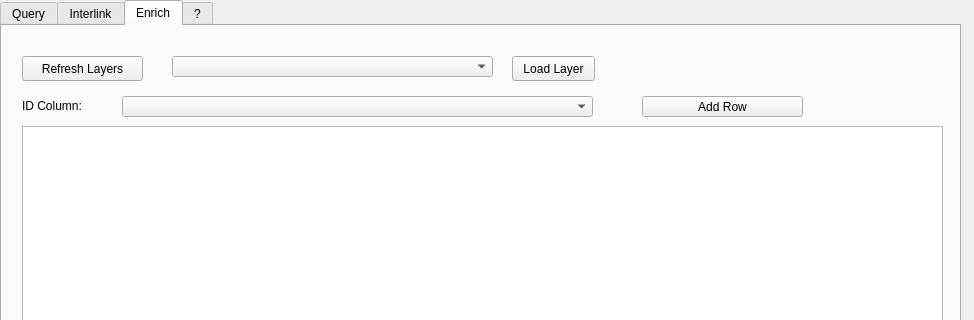
Qt form sparql_unicorn/sparql_unicorn_dialog_base.ui (sparqlunicorn/sparqlunicornGoesGIS) before a commit; both pictures show x 0 to 974 and y 0 to 320 of the 974 by 659 pixel window.
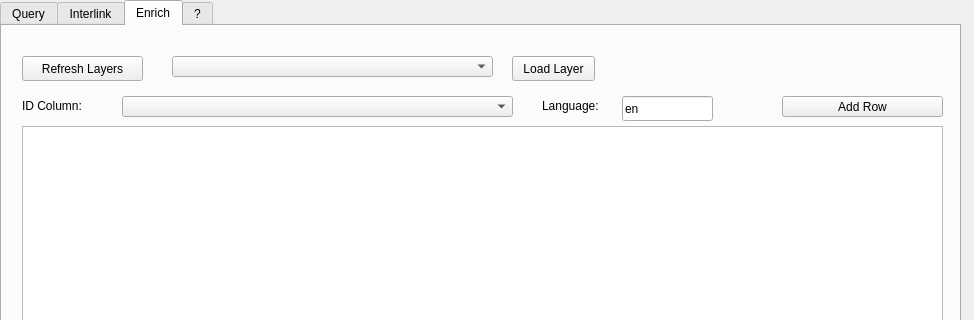
The same form after that commit. The open tabs and pages were chosen to show the change.

Commit message: Improvements to enrichment dialog

Diff of the .ui file:
```diff
--- a/sparql_unicorn/sparql_unicorn_dialog_base.ui
+++ b/sparql_unicorn/sparql_unicorn_dialog_base.ui
@@ -662,7 +662,7 @@
       <rect>
        <x>120</x>
        <y>70</y>
-       <width>471</width>
+       <width>391</width>
        <height>21</height>
       </rect>
      </property>
@@ -716,7 +716,7 @@
     <widget class="QPushButton" name="addEnrichedLayerRowButton">
      <property name="geometry">
       <rect>
-       <x>640</x>
+       <x>780</x>
        <y>70</y>
        <width>161</width>
        <height>21</height>
@@ -726,6 +726,32 @@
       <string>Add Row</string>
      </property>
     </widget>
+    <widget class="QLineEdit" name="languageEdit">
+     <property name="geometry">
+      <rect>
+       <x>620</x>
+       <y>70</y>
+       <width>91</width>
+       <height>25</height>
+      </rect>
+     </property>
+     <property name="text">
+      <string>en</string>
+     </property>
+    </widget>
+    <widget class="QLabel" name="languageLabel">
+     <property name="geometry">
+      <rect>
+       <x>540</x>
+       <y>70</y>
+       <width>91</width>
+       <height>20</height>
+      </rect>
+     </property>
+     <property name="text">
+      <string>Language:</string>
+     </property>
+    </widget>
    </widget>
    <widget class="QWidget" name="tab_4">
     <attribute name="title">
```
Left out of the diff: 21 changed lines with no effect on the pictures. The commit also changes 2 other files.
